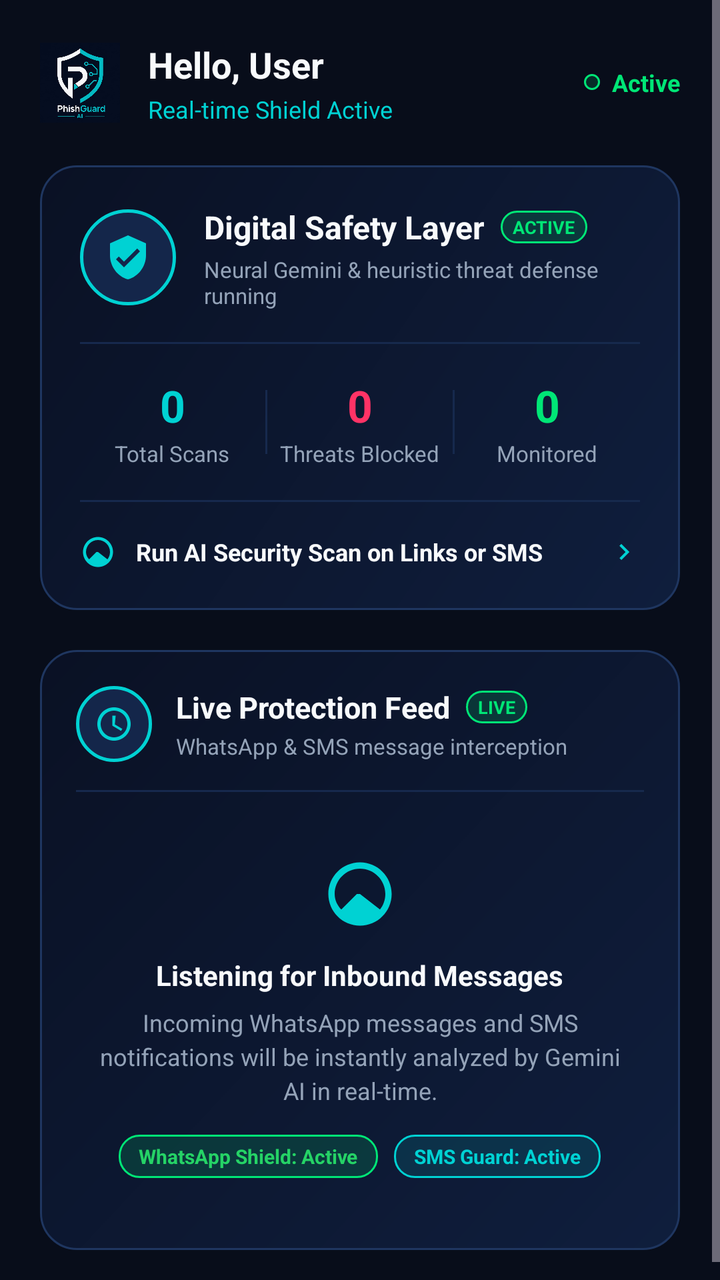
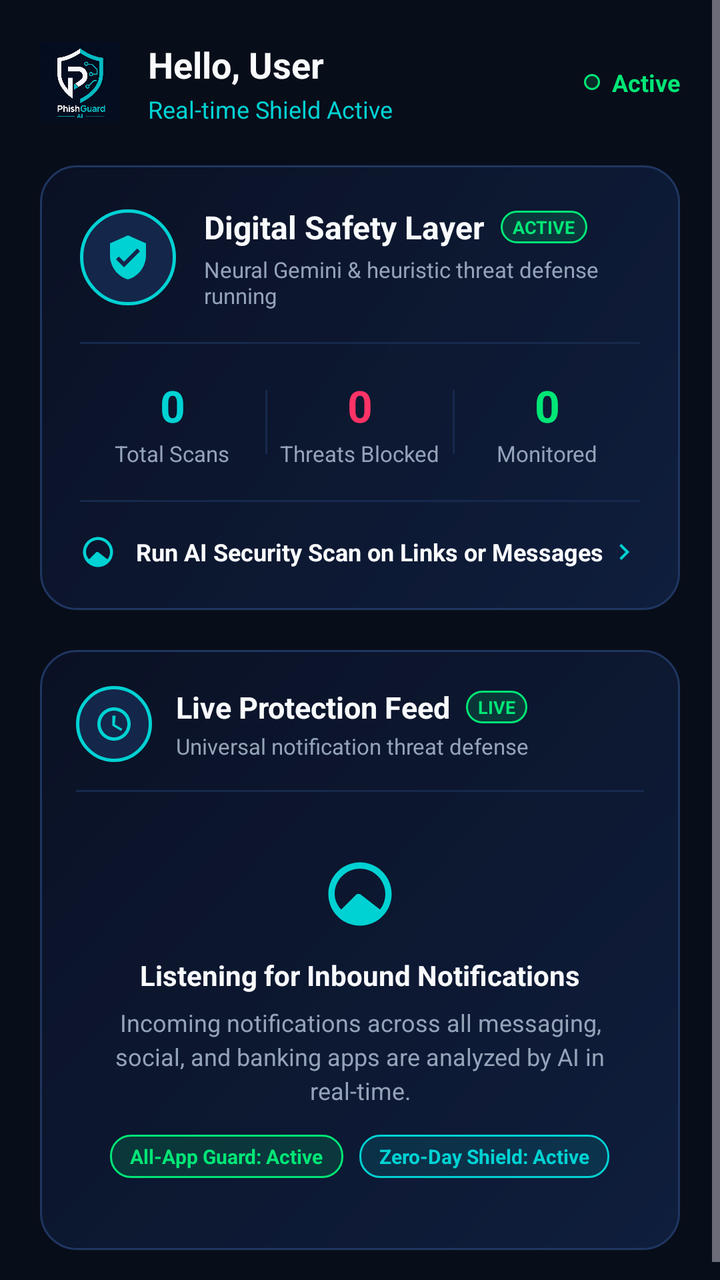

The first picture is an Android layout as it rendered before a commit; the second is the same layout after the commit. The layout source and the unified diff follow.
<!-- AndroidManifest.xml: application theme Theme.PhishGuardAI -->
<!-- res/layout/fragment_home.xml -->
<?xml version="1.0" encoding="utf-8"?>
<ScrollView xmlns:android="http://schemas.android.com/apk/res/android"
    xmlns:app="http://schemas.android.com/apk/res-auto"
    android:layout_width="match_parent"
    android:layout_height="match_parent"
    android:background="@color/bg_dark"
    android:fillViewport="true">

    <LinearLayout
        android:layout_width="match_parent"
        android:layout_height="wrap_content"
        android:orientation="vertical"
        android:paddingHorizontal="20dp"
        android:paddingTop="20dp"
        android:paddingBottom="24dp">

        
        <LinearLayout
            android:layout_width="match_parent"
            android:layout_height="wrap_content"
            android:gravity="center_vertical"
            android:orientation="horizontal">

            <ImageView
                android:layout_width="40dp"
                android:layout_height="40dp"
                android:contentDescription="PhishGuard AI Logo"
                android:src="@drawable/phishguard_logo" />

            <LinearLayout
                android:layout_width="0dp"
                android:layout_height="wrap_content"
                android:layout_marginStart="14dp"
                android:layout_weight="1"
                android:orientation="vertical">

                <TextView
                    android:id="@+id/tvHomeUserGreeting"
                    android:layout_width="wrap_content"
                    android:layout_height="wrap_content"
                    android:text="Hello, User"
                    android:textColor="@color/text_primary"
                    android:textSize="18sp"
                    android:textStyle="bold" />

                <TextView
                    android:layout_width="wrap_content"
                    android:layout_height="wrap_content"
                    android:layout_marginTop="2dp"
                    android:text="Real-time Shield Active"
                    android:textColor="@color/accent_cyan"
                    android:textSize="12sp" />
            </LinearLayout>

            
            <LinearLayout
                android:layout_width="wrap_content"
                android:layout_height="wrap_content"
                android:gravity="center_vertical"
                android:orientation="horizontal">

                <View
                    android:layout_width="8dp"
                    android:layout_height="8dp"
                    android:background="@drawable/card_safe_border"
                    android:backgroundTint="@color/threat_safe" />

                <TextView
                    android:layout_width="wrap_content"
                    android:layout_height="wrap_content"
                    android:layout_marginStart="6dp"
                    android:text="Active"
                    android:textColor="@color/threat_safe"
                    android:textSize="12sp"
                    android:textStyle="bold" />
            </LinearLayout>
        </LinearLayout>

        
        <FrameLayout
            android:layout_width="match_parent"
            android:layout_height="wrap_content"
            android:layout_marginTop="20dp"
            android:background="@drawable/bg_cyber_card">

            <LinearLayout
                android:layout_width="match_parent"
                android:layout_height="wrap_content"
                android:orientation="vertical"
                android:padding="20dp">

                
                <LinearLayout
                    android:layout_width="match_parent"
                    android:layout_height="wrap_content"
                    android:gravity="center_vertical"
                    android:orientation="horizontal">

                    
                    <FrameLayout
                        android:layout_width="48dp"
                        android:layout_height="48dp"
                        android:background="@drawable/bg_shield_glow">

                        <ImageView
                            android:layout_width="24dp"
                            android:layout_height="24dp"
                            android:layout_gravity="center"
                            android:src="@drawable/ic_shield_check"
                            app:tint="@color/accent_cyan" />
                    </FrameLayout>

                    <LinearLayout
                        android:layout_width="0dp"
                        android:layout_height="wrap_content"
                        android:layout_marginStart="14dp"
                        android:layout_weight="1"
                        android:orientation="vertical">

                        <LinearLayout
                            android:layout_width="wrap_content"
                            android:layout_height="wrap_content"
                            android:gravity="center_vertical"
                            android:orientation="horizontal">

                            <TextView
                                android:layout_width="wrap_content"
                                android:layout_height="wrap_content"
                                android:text="Digital Safety Layer"
                                android:textColor="@color/text_primary"
                                android:textSize="16sp"
                                android:textStyle="bold" />

                            <TextView
                                android:layout_width="wrap_content"
                                android:layout_height="wrap_content"
                                android:layout_marginStart="8dp"
                                android:background="@drawable/card_safe_border"
                                android:paddingHorizontal="6dp"
                                android:paddingVertical="2dp"
                                android:text="ACTIVE"
                                android:textColor="@color/threat_safe"
                                android:textSize="9sp"
                                android:textStyle="bold" />
                        </LinearLayout>

                        <TextView
                            android:layout_width="wrap_content"
                            android:layout_height="wrap_content"
                            android:layout_marginTop="3dp"
                            android:text="Neural Gemini &amp; heuristic threat defense running"
                            android:textColor="@color/text_secondary"
                            android:textSize="11sp" />
                    </LinearLayout>
                </LinearLayout>

                
                <View
                    android:layout_width="match_parent"
                    android:layout_height="1dp"
                    android:layout_marginVertical="16dp"
                    android:background="#16294D" />

                
                <LinearLayout
                    android:layout_width="match_parent"
                    android:layout_height="wrap_content"
                    android:gravity="center_vertical"
                    android:orientation="horizontal">

                    
                    <LinearLayout
                        android:layout_width="0dp"
                        android:layout_height="wrap_content"
                        android:layout_weight="1"
                        android:gravity="center"
                        android:orientation="vertical">

                        <TextView
                            android:id="@+id/tvStatScans"
                            android:layout_width="wrap_content"
                            android:layout_height="wrap_content"
                            android:text="0"
                            android:textColor="@color/accent_cyan"
                            android:textSize="22sp"
                            android:textStyle="bold" />

                        <TextView
                            android:layout_width="wrap_content"
                            android:layout_height="wrap_content"
                            android:layout_marginTop="2dp"
                            android:text="Total Scans"
                            android:textColor="@color/text_secondary"
                            android:textSize="11sp" />
                    </LinearLayout>

                    
                    <View
                        android:layout_width="1dp"
                        android:layout_height="32dp"
                        android:background="#16294D" />

                    
                    <LinearLayout
                        android:layout_width="0dp"
                        android:layout_height="wrap_content"
                        android:layout_weight="1"
                        android:gravity="center"
                        android:orientation="vertical">

                        <TextView
                            android:id="@+id/tvStatThreats"
                            android:layout_width="wrap_content"
                            android:layout_height="wrap_content"
                            android:text="0"
                            android:textColor="@color/threat_danger"
                            android:textSize="22sp"
                            android:textStyle="bold" />

                        <TextView
                            android:layout_width="wrap_content"
                            android:layout_height="wrap_content"
                            android:layout_marginTop="2dp"
                            android:text="Threats Blocked"
                            android:textColor="@color/text_secondary"
                            android:textSize="11sp" />
                    </LinearLayout>

                    
                    <View
                        android:layout_width="1dp"
                        android:layout_height="32dp"
                        android:background="#16294D" />

                    
                    <LinearLayout
                        android:layout_width="0dp"
                        android:layout_height="wrap_content"
                        android:layout_weight="1"
                        android:gravity="center"
                        android:orientation="vertical">

                        <TextView
                            android:id="@+id/tvStatMonitored"
                            android:layout_width="wrap_content"
                            android:layout_height="wrap_content"
                            android:text="0"
                            android:textColor="@color/threat_safe"
                            android:textSize="22sp"
                            android:textStyle="bold" />

                        <TextView
                            android:layout_width="wrap_content"
                            android:layout_height="wrap_content"
                            android:layout_marginTop="2dp"
                            android:text="Monitored"
                            android:textColor="@color/text_secondary"
                            android:textSize="11sp" />
                    </LinearLayout>
                </LinearLayout>

                
                <View
                    android:layout_width="match_parent"
                    android:layout_height="1dp"
                    android:layout_marginVertical="16dp"
                    android:background="#16294D" />

                
                <LinearLayout
                    android:id="@+id/btnCardRunScan"
                    android:layout_width="match_parent"
                    android:layout_height="wrap_content"
                    android:background="?selectableItemBackground"
                    android:clickable="true"
                    android:focusable="true"
                    android:gravity="center_vertical"
                    android:orientation="horizontal">

                    <ImageView
                        android:layout_width="18dp"
                        android:layout_height="18dp"
                        android:src="@drawable/ic_radar_sweep"
                        app:tint="@color/accent_cyan" />

                    <TextView
                        android:layout_width="0dp"
                        android:layout_height="wrap_content"
                        android:layout_marginStart="10dp"
                        android:layout_weight="1"
                        android:text="Run AI Security Scan on Links or SMS"
                        android:textColor="@color/text_primary"
                        android:textSize="12sp"
                        android:textStyle="bold" />

                    <ImageView
                        android:layout_width="16dp"
                        android:layout_height="16dp"
                        android:src="@drawable/ic_chevron_right"
                        app:tint="@color/accent_cyan" />
                </LinearLayout>

            </LinearLayout>
        </FrameLayout>

        
        <FrameLayout
            android:layout_width="match_parent"
            android:layout_height="wrap_content"
            android:layout_marginTop="20dp"
            android:background="@drawable/bg_cyber_card">

            <LinearLayout
                android:layout_width="match_parent"
                android:layout_height="wrap_content"
                android:orientation="vertical"
                android:padding="18dp">

                
                <LinearLayout
                    android:layout_width="match_parent"
                    android:layout_height="wrap_content"
                    android:gravity="center_vertical"
                    android:orientation="horizontal">

                    <FrameLayout
                        android:layout_width="38dp"
                        android:layout_height="38dp"
                        android:background="@drawable/bg_shield_glow">

                        <ImageView
                            android:layout_width="20dp"
                            android:layout_height="20dp"
                            android:layout_gravity="center"
                            android:src="@drawable/ic_action_radar"
                            app:tint="@color/accent_cyan" />
                    </FrameLayout>

                    <LinearLayout
                        android:layout_width="0dp"
                        android:layout_height="wrap_content"
                        android:layout_marginStart="12dp"
                        android:layout_weight="1"
                        android:orientation="vertical">

                        <LinearLayout
                            android:layout_width="wrap_content"
                            android:layout_height="wrap_content"
                            android:gravity="center_vertical"
                            android:orientation="horizontal">

                            <TextView
                                android:layout_width="wrap_content"
                                android:layout_height="wrap_content"
                                android:text="Live Protection Feed"
                                android:textColor="@color/text_primary"
                                android:textSize="15sp"
                                android:textStyle="bold" />

                            <TextView
                                android:id="@+id/tvLiveStatus"
                                android:layout_width="wrap_content"
                                android:layout_height="wrap_content"
                                android:layout_marginStart="8dp"
                                android:background="@drawable/card_safe_border"
                                android:paddingHorizontal="6dp"
                                android:paddingVertical="2dp"
                                android:text="LIVE"
                                android:textColor="@color/threat_safe"
                                android:textSize="9sp"
                                android:textStyle="bold" />
                        </LinearLayout>

                        <TextView
                            android:layout_width="wrap_content"
                            android:layout_height="wrap_content"
                            android:layout_marginTop="2dp"
                            android:text="WhatsApp &amp; SMS message interception"
                            android:textColor="@color/text_secondary"
                            android:textSize="11sp" />
                    </LinearLayout>

                    <TextView
                        android:id="@+id/tvClearHomeFeed"
                        android:layout_width="wrap_content"
                        android:layout_height="wrap_content"
                        android:background="?selectableItemBackground"
                        android:clickable="true"
                        android:focusable="true"
                        android:padding="6dp"
                        android:text="Clear"
                        android:textColor="@color/text_secondary"
                        android:textSize="12sp"
                        android:visibility="gone" />
                </LinearLayout>

                
                <View
                    android:layout_width="match_parent"
                    android:layout_height="1dp"
                    android:layout_marginVertical="14dp"
                    android:background="#16294D" />

                
                <LinearLayout
                    android:id="@+id/layoutHomeFeedEmpty"
                    android:layout_width="match_parent"
                    android:layout_height="wrap_content"
                    android:gravity="center"
                    android:orientation="vertical"
                    android:paddingVertical="18dp"
                    android:paddingHorizontal="10dp">

                    <ImageView
                        android:layout_width="38dp"
                        android:layout_height="38dp"
                        android:src="@drawable/ic_radar_sweep"
                        app:tint="@color/accent_cyan" />

                    <TextView
                        android:layout_width="wrap_content"
                        android:layout_height="wrap_content"
                        android:layout_marginTop="12dp"
                        android:text="Listening for Inbound Messages"
                        android:textColor="@color/text_primary"
                        android:textSize="14sp"
                        android:textStyle="bold" />

                    <TextView
                        android:id="@+id/tvHomeFeedEmpty"
                        android:layout_width="match_parent"
                        android:layout_height="wrap_content"
                        android:layout_marginTop="6dp"
                        android:gravity="center"
                        android:lineSpacingExtra="3dp"
                        android:text="Incoming WhatsApp messages and SMS notifications will be instantly analyzed by Gemini AI in real-time."
                        android:textColor="@color/text_secondary"
                        android:textSize="12sp" />

                    
                    <LinearLayout
                        android:layout_width="wrap_content"
                        android:layout_height="wrap_content"
                        android:layout_marginTop="14dp"
                        android:gravity="center"
                        android:orientation="horizontal">

                        <TextView
                            android:layout_width="wrap_content"
                            android:layout_height="wrap_content"
                            android:background="@drawable/card_safe_border"
                            android:paddingHorizontal="10dp"
                            android:paddingVertical="4dp"
                            android:text="WhatsApp Shield: Active"
                            android:textColor="#25D366"
                            android:textSize="10sp"
                            android:textStyle="bold" />

                        <TextView
                            android:layout_width="wrap_content"
                            android:layout_height="wrap_content"
                            android:layout_marginStart="8dp"
                            android:background="@drawable/card_cyan_border"
                            android:paddingHorizontal="10dp"
                            android:paddingVertical="4dp"
                            android:text="SMS Guard: Active"
                            android:textColor="@color/accent_cyan"
                            android:textSize="10sp"
                            android:textStyle="bold" />
                    </LinearLayout>
                </LinearLayout>

                
                <LinearLayout
                    android:id="@+id/containerHomeFeed"
                    android:layout_width="match_parent"
                    android:layout_height="wrap_content"
                    android:orientation="vertical" />

            </LinearLayout>
        </FrameLayout>

    </LinearLayout>
</ScrollView>
<!-- resources referenced by this layout -->
<resources>
  <color name="accent_cyan">#00D2D3</color>
  <color name="bg_dark">#080D1A</color>
  <color name="text_primary">#F8FAFC</color>
  <color name="text_secondary">#94A3B8</color>
  <color name="threat_danger">#FF3366</color>
  <color name="threat_safe">#00E676</color>
  <!-- drawable bg_cyber_card (drawable) -->
  <?xml version="1.0" encoding="utf-8"?>
  <shape xmlns:android="http://schemas.android.com/apk/res/android"
      android:shape="rectangle">
      <gradient
          android:angle="135"
          android:endColor="#0A1124"
          android:startColor="#0F1E3D"
          android:type="linear" />
      <corners android:radius="18dp" />
      <stroke
          android:width="1dp"
          android:color="#1F3660" />
  </shape>
  <!-- drawable bg_shield_glow (drawable) -->
  <?xml version="1.0" encoding="utf-8"?>
  <shape xmlns:android="http://schemas.android.com/apk/res/android"
      android:shape="oval">
      <solid android:color="#14264A" />
      <stroke
          android:width="1.5dp"
          android:color="#00D2D3" />
  </shape>
  <!-- drawable card_cyan_border (drawable) -->
  <?xml version="1.0" encoding="utf-8"?>
  <shape xmlns:android="http://schemas.android.com/apk/res/android"
      android:shape="rectangle">
      <solid android:color="#1F00D2D3" />
      <stroke
          android:width="1dp"
          android:color="#00D2D3" />
      <corners android:radius="10dp" />
  </shape>
  <!-- drawable card_safe_border (drawable) -->
  <?xml version="1.0" encoding="utf-8"?>
  <shape xmlns:android="http://schemas.android.com/apk/res/android"
      android:shape="rectangle">
      <solid android:color="#2600E676" />
      <stroke
          android:width="1dp"
          android:color="#00E676" />
      <corners android:radius="10dp" />
  </shape>
  <!-- drawable ic_chevron_right (drawable) -->
  <vector xmlns:android="http://schemas.android.com/apk/res/android"
      android:width="24dp"
      android:height="24dp"
      android:viewportWidth="24"
      android:viewportHeight="24">
    <path
        android:fillColor="#475569"
        android:pathData="M10,6L8.59,7.41 13.17,12l-4.58,4.59L10,18l6,-6z"/>
  </vector>
  <!-- drawable ic_shield_check (drawable) -->
  <vector xmlns:android="http://schemas.android.com/apk/res/android"
      android:width="24dp"
      android:height="24dp"
      android:viewportWidth="24"
      android:viewportHeight="24">
    <path
        android:fillColor="#00E676"
        android:pathData="M12,1L3,5v6c0,5.55 3.84,10.74 9,12 5.16,-1.26 9,-6.45 9,-12V5l-9,-4zm-2,16l-4,-4 1.41,-1.41L10,14.17l6.59,-6.59L18,9l-8,8z"/>
  </vector>
  <style name="Theme.PhishGuardAI" parent="Theme.Material3.Dark.NoActionBar">
          <item name="android:statusBarColor">@color/bg_dark</item>
          <item name="android:windowBackground">@color/bg_dark</item>
          <item name="colorPrimary">@color/accent_cyan</item>
          <item name="colorOnPrimary">#000000</item>
          <item name="colorSurface">@color/card_bg</item>
          <item name="bottomNavigationStyle">@style/CustomBottomNavStyle</item>
      </style>
  <color name="card_bg">#131D35</color>
  <style name="CustomBottomNavStyle" parent="Widget.Material3.BottomNavigationView">
          <item name="itemActiveIndicatorStyle">@style/NoActiveIndicator</item>
          <item name="itemTextAppearanceActive">@style/BottomNavText</item>
          <item name="itemTextAppearanceInactive">@style/BottomNavText</item>
      </style>
  <style name="NoActiveIndicator">
          <item name="android:color">@android:color/transparent</item>
          <item name="android:width">0dp</item>
          <item name="android:height">0dp</item>
      </style>
  <style name="BottomNavText">
          <item name="android:textSize">10sp</item>
          <item name="android:fontFamily">sans-serif-medium</item>
      </style>
  <!-- unchanged entries left out for length: 3 -->
</resources>

<!-- the commit's change to res/layout/fragment_home.xml (unified diff, before → after) -->
@@ -288,7 +288,7 @@
                         android:layout_height="wrap_content"
                         android:layout_marginStart="10dp"
                         android:layout_weight="1"
-                        android:text="Run AI Security Scan on Links or SMS"
+                        android:text="Run AI Security Scan on Links or Messages"
                         android:textColor="@color/text_primary"
                         android:textSize="12sp"
                         android:textStyle="bold" />
@@ -375,7 +375,7 @@
                             android:layout_width="wrap_content"
                             android:layout_height="wrap_content"
                             android:layout_marginTop="2dp"
-                            android:text="WhatsApp &amp; SMS message interception"
+                            android:text="Universal notification threat defense"
                             android:textColor="@color/text_secondary"
                             android:textSize="11sp" />
                     </LinearLayout>
@@ -421,7 +421,7 @@
                         android:layout_width="wrap_content"
                         android:layout_height="wrap_content"
                         android:layout_marginTop="12dp"
-                        android:text="Listening for Inbound Messages"
+                        android:text="Listening for Inbound Notifications"
                         android:textColor="@color/text_primary"
                         android:textSize="14sp"
                         android:textStyle="bold" />
@@ -433,7 +433,7 @@
                         android:layout_marginTop="6dp"
                         android:gravity="center"
                         android:lineSpacingExtra="3dp"
-                        android:text="Incoming WhatsApp messages and SMS notifications will be instantly analyzed by Gemini AI in real-time."
+                        android:text="Incoming notifications across all messaging, social, and banking apps are analyzed by AI in real-time."
                         android:textColor="@color/text_secondary"
                         android:textSize="12sp" />
 
@@ -451,8 +451,8 @@
                             android:background="@drawable/card_safe_border"
                             android:paddingHorizontal="10dp"
                             android:paddingVertical="4dp"
-                            android:text="WhatsApp Shield: Active"
-                            android:textColor="#25D366"
+                            android:text="All-App Guard: Active"
+                            android:textColor="@color/threat_safe"
                             android:textSize="10sp"
                             android:textStyle="bold" />
 
@@ -463,7 +463,7 @@
                             android:background="@drawable/card_cyan_border"
                             android:paddingHorizontal="10dp"
                             android:paddingVertical="4dp"
-                            android:text="SMS Guard: Active"
+                            android:text="Zero-Day Shield: Active"
                             android:textColor="@color/accent_cyan"
                             android:textSize="10sp"
                             android:textStyle="bold" />
